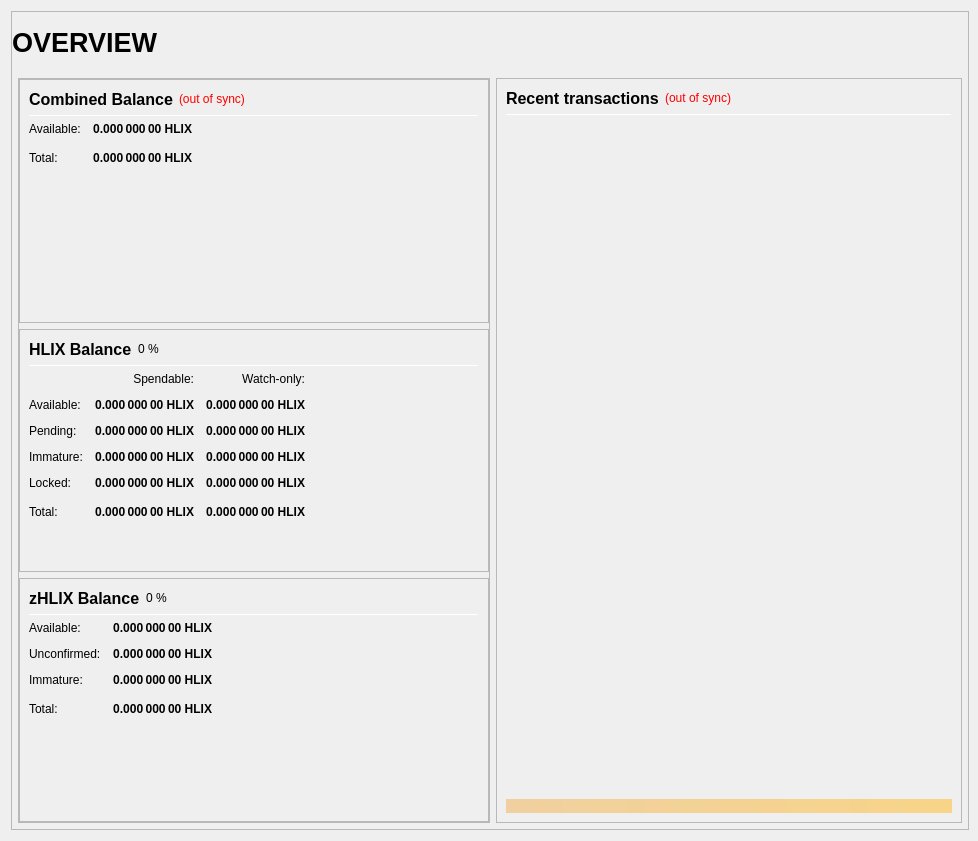
noodlespan/helix, file src/qt/forms/overviewpage.ui: the form before one commit.
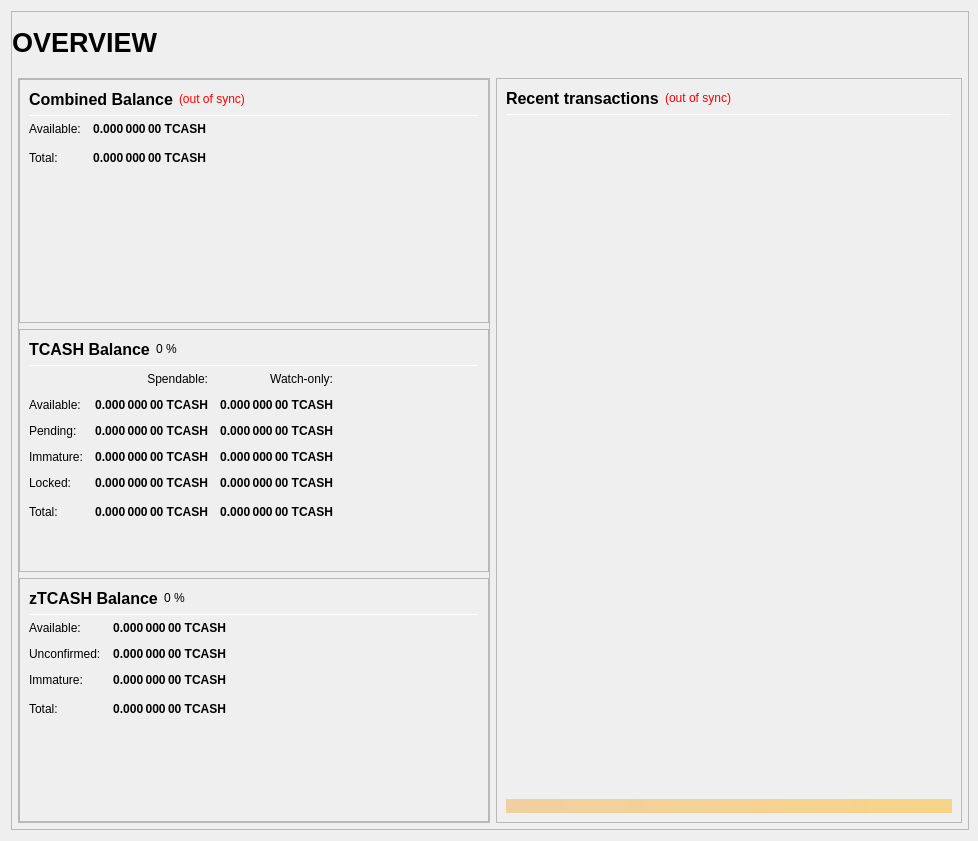
The form after the commit.

The edit to the form file:
```diff
--- a/src/qt/forms/overviewpage.ui
+++ b/src/qt/forms/overviewpage.ui
@@ -333,7 +333,7 @@
                           <string>Your current spendable balance</string>
                          </property>
                          <property name="text">
-                          <string notr="true">0.000 000 00 HLIX</string>
+                          <string notr="true">0.000 000 00 TCASH</string>
                          </property>
                          <property name="alignment">
                           <set>Qt::AlignRight|Qt::AlignTrailing|Qt::AlignVCenter</set>
@@ -365,7 +365,7 @@
                           <string>Total Balance, including all unavailable coins.</string>
                          </property>
                          <property name="text">
-                          <string notr="true">0.000 000 00 HLIX</string>
+                          <string notr="true">0.000 000 00 TCASH</string>
                          </property>
                          <property name="alignment">
                           <set>Qt::AlignRight|Qt::AlignTrailing|Qt::AlignVCenter</set>
@@ -433,7 +433,7 @@
                           </font>
                          </property>
                          <property name="text">
-                          <string>HLIX Balance</string>
+                          <string>TCASH Balance</string>
                          </property>
                         </widget>
                        </item>
@@ -525,7 +525,7 @@
                           <string>Your current spendable balance</string>
                          </property>
                          <property name="text">
-                          <string notr="true">0.000 000 00 HLIX</string>
+                          <string notr="true">0.000 000 00 TCASH</string>
                          </property>
                          <property name="alignment">
                           <set>Qt::AlignRight|Qt::AlignTrailing|Qt::AlignVCenter</set>
@@ -550,7 +550,7 @@
                           <string>Your current balance in watch-only addresses</string>
                          </property>
                          <property name="text">
-                          <string notr="true">0.000 000 00 HLIX</string>
+                          <string notr="true">0.000 000 00 TCASH</string>
                          </property>
                          <property name="alignment">
                           <set>Qt::AlignRight|Qt::AlignTrailing|Qt::AlignVCenter</set>
@@ -582,7 +582,7 @@
                           <string>Total of transactions that have yet to be confirmed, and do not yet count toward the spendable balance</string>
                          </property>
                          <property name="text">
-                          <string notr="true">0.000 000 00 HLIX</string>
+                          <string notr="true">0.000 000 00 TCASH</string>
                          </property>
                          <property name="alignment">
                           <set>Qt::AlignRight|Qt::AlignTrailing|Qt::AlignVCenter</set>
@@ -607,7 +607,7 @@
                           <string>Unconfirmed transactions to watch-only addresses</string>
                          </property>
                          <property name="text">
-                          <string notr="true">0.000 000 00 HLIX</string>
+                          <string notr="true">0.000 000 00 TCASH</string>
                          </property>
                          <property name="alignment">
                           <set>Qt::AlignRight|Qt::AlignTrailing|Qt::AlignVCenter</set>
@@ -639,7 +639,7 @@
                           <string>Staked or masternode rewards that has not yet matured</string>
                          </property>
                          <property name="text">
-                          <string notr="true">0.000 000 00 HLIX</string>
+                          <string notr="true">0.000 000 00 TCASH</string>
                          </property>
                          <property name="alignment">
                           <set>Qt::AlignRight|Qt::AlignTrailing|Qt::AlignVCenter</set>
@@ -664,7 +664,7 @@
                           <string>Staked or masternode rewards in watch-only addresses that has not yet matured</string>
                          </property>
                          <property name="text">
-                          <string notr="true">0.000 000 00 HLIX</string>
+                          <string notr="true">0.000 000 00 TCASH</string>
                          </property>
                          <property name="alignment">
                           <set>Qt::AlignRight|Qt::AlignTrailing|Qt::AlignVCenter</set>
@@ -699,7 +699,7 @@
                           <string>Locked HLIX or Masternode collaterals. These are excluded from zHLIX minting.</string>
                          </property>
                          <property name="text">
-                          <string notr="true">0.000 000 00 HLIX</string>
+                          <string notr="true">0.000 000 00 TCASH</string>
                          </property>
                          <property name="alignment">
                           <set>Qt::AlignRight|Qt::AlignTrailing|Qt::AlignVCenter</set>
@@ -724,7 +724,7 @@
                           <string>Current locked balance in watch-only addresses</string>
                          </property>
                          <property name="text">
-                          <string notr="true">0.000 000 00 HLIX</string>
+                          <string notr="true">0.000 000 00 TCASH</string>
                          </property>
                          <property name="alignment">
                           <set>Qt::AlignRight|Qt::AlignTrailing|Qt::AlignVCenter</set>
@@ -759,7 +759,7 @@
                           <string>Your current Tcash balance, unconfirmed and immature transactions included</string>
                          </property>
                          <property name="text">
-                          <string notr="true">0.000 000 00 HLIX</string>
+                          <string notr="true">0.000 000 00 TCASH</string>
                          </property>
                          <property name="alignment">
                           <set>Qt::AlignRight|Qt::AlignTrailing|Qt::AlignVCenter</set>
@@ -784,7 +784,7 @@
                           <string>Current total balance in watch-only addresses</string>
                          </property>
                          <property name="text">
-                          <string notr="true">0.000 000 00 HLIX</string>
+                          <string notr="true">0.000 000 00 TCASH</string>
                          </property>
                          <property name="alignment">
                           <set>Qt::AlignRight|Qt::AlignTrailing|Qt::AlignVCenter</set>
@@ -852,7 +852,7 @@
                           </font>
                          </property>
                          <property name="text">
-                          <string>zHLIX Balance</string>
+                          <string>zTCASH Balance</string>
                          </property>
                         </widget>
                        </item>
@@ -926,7 +926,7 @@
 These zHLIX are spendable.</string>
                          </property>
                          <property name="text">
-                          <string notr="true">0.000 000 00 HLIX</string>
+                          <string notr="true">0.000 000 00 TCASH</string>
                          </property>
                          <property name="alignment">
                           <set>Qt::AlignRight|Qt::AlignTrailing|Qt::AlignVCenter</set>
@@ -957,7 +957,7 @@
 Immature: confirmed, but less than 3 mints of the same denomination after it was minted</string>
                          </property>
                          <property name="text">
-                          <string notr="true">0.000 000 00 HLIX</string>
+                          <string notr="true">0.000 000 00 TCASH</string>
                          </property>
                          <property name="alignment">
                           <set>Qt::AlignRight|Qt::AlignTrailing|Qt::AlignVCenter</set>
@@ -988,7 +988,7 @@
 Immature: confirmed, but less than 3 mints of the same denomination after it was minted</string>
                          </property>
                          <property name="text">
-                          <string notr="true">0.000 000 00 HLIX</string>
+                          <string notr="true">0.000 000 00 TCASH</string>
                          </property>
                          <property name="alignment">
                           <set>Qt::AlignRight|Qt::AlignTrailing|Qt::AlignVCenter</set>
@@ -1020,7 +1020,7 @@
                           <string>Your current zHLIX balance, unconfirmed and immature zHLIX included.</string>
                          </property>
                          <property name="text">
-                          <string notr="true">0.000 000 00 HLIX</string>
+                          <string notr="true">0.000 000 00 TCASH</string>
                          </property>
                          <property name="alignment">
                           <set>Qt::AlignRight|Qt::AlignTrailing|Qt::AlignVCenter</set>
```
Left out of the diff: 16 changed lines with no effect on the pictures.
